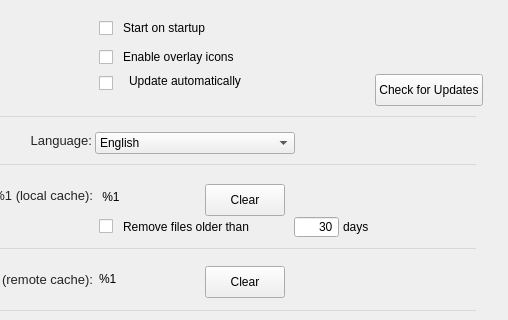
Above: src/MEGASync/gui/macx/SettingsDialog.ui from meganz/MEGAsync before the change; both pictures show x 132 to 640 and y 0 to 320 of the 640 by 657 pixel window. Below: the same form after it.
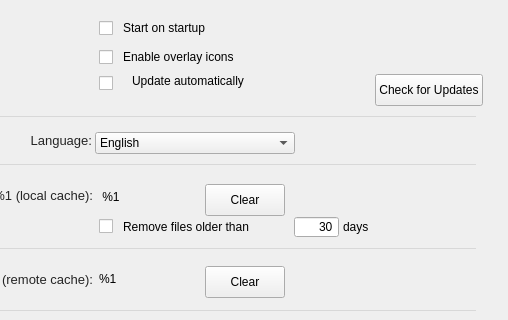
That is the form after the change. Icons and pictures are not drawn. Custom widgets are drawn as their Qt base class.

Commit message: Fix align issues

Patch:
```diff
--- a/src/MEGASync/gui/macx/SettingsDialog.ui
+++ b/src/MEGASync/gui/macx/SettingsDialog.ui
@@ -435,6 +435,25 @@
                </property>
               </widget>
              </item>
+             <item>
+              <widget class="QLabel" name="lAutoUpdate">
+               <property name="sizePolicy">
+                <sizepolicy hsizetype="Expanding" vsizetype="Preferred">
+                 <horstretch>0</horstretch>
+                 <verstretch>0</verstretch>
+                </sizepolicy>
+               </property>
+               <property name="text">
+                <string>Update automatically</string>
+               </property>
+               <property name="alignment">
+                <set>Qt::AlignLeading|Qt::AlignLeft|Qt::AlignTop</set>
+               </property>
+               <property name="wordWrap">
+                <bool>true</bool>
+               </property>
+              </widget>
+             </item>
             </layout>
            </widget>
           </item>
@@ -488,25 +507,6 @@
             </layout>
            </widget>
           </item>
-          <item row="1" column="2">
-           <widget class="QLabel" name="lAutoUpdate">
-            <property name="sizePolicy">
-             <sizepolicy hsizetype="Expanding" vsizetype="Preferred">
-              <horstretch>0</horstretch>
-              <verstretch>0</verstretch>
-             </sizepolicy>
-            </property>
-            <property name="text">
-             <string>Update automatically</string>
-            </property>
-            <property name="alignment">
-             <set>Qt::AlignLeading|Qt::AlignLeft|Qt::AlignTop</set>
-            </property>
-            <property name="wordWrap">
-             <bool>true</bool>
-            </property>
-           </widget>
-          </item>
          </layout>
         </widget>
        </item>
```
